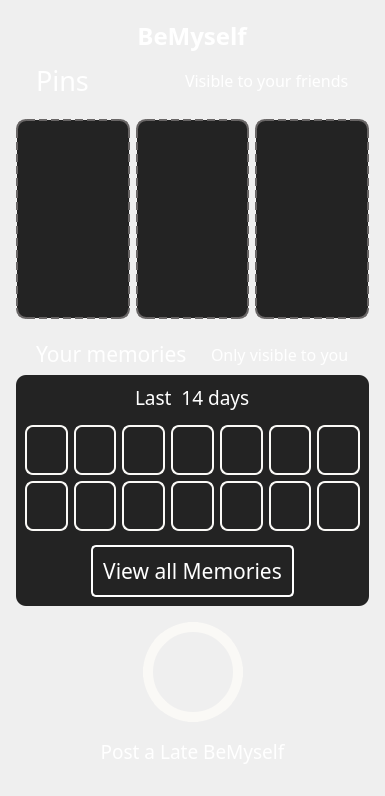
zzx135790/ui, file home_page/widget.ui: the form before one commit.
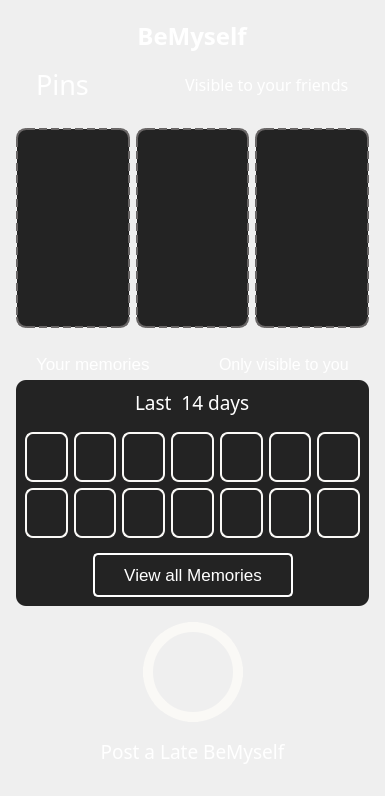
The form after the commit. Icons and pictures are not drawn.

```diff
--- a/home_page/widget.ui
+++ b/home_page/widget.ui
@@ -491,8 +491,8 @@
         <widget class="QLabel" name="label_7">
          <property name="font">
           <font>
-           <family>Arial Rounded MT Bold</family>
-           <pointsize>16</pointsize>
+           <family>Arial</family>
+           <pointsize>13</pointsize>
           </font>
          </property>
          <property name="styleSheet">
@@ -520,7 +520,7 @@
         <widget class="QLabel" name="label_8">
          <property name="font">
           <font>
-           <family>Arial Rounded MT Bold</family>
+           <family>Arial</family>
            <pointsize>12</pointsize>
           </font>
          </property>
@@ -1160,8 +1160,8 @@
             </property>
             <property name="font">
              <font>
-              <family>Arial Rounded MT Bold</family>
-              <pointsize>16</pointsize>
+              <family>Arial</family>
+              <pointsize>13</pointsize>
              </font>
             </property>
             <property name="styleSheet">
```
Left out of the diff: 2 changed lines with no effect on the pictures.
